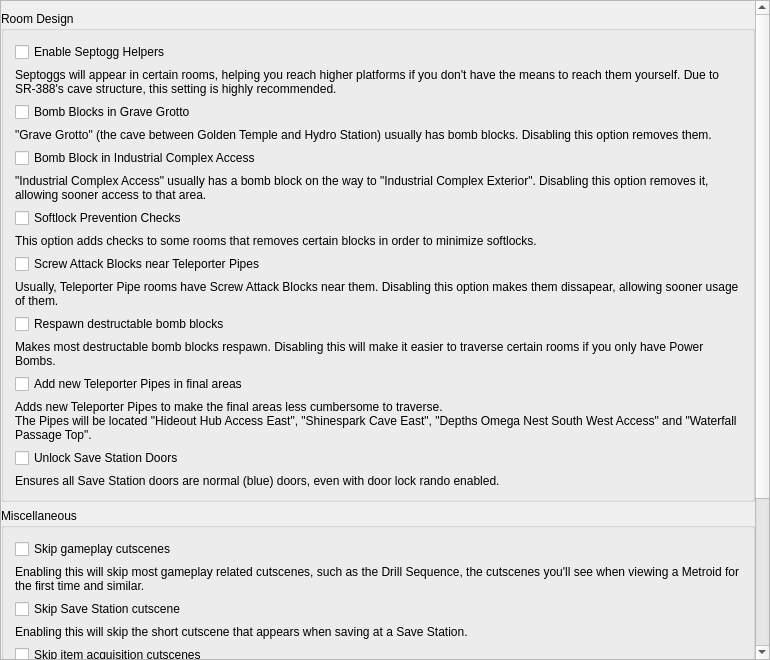
Above: randovania/gui/ui_files/preset_am2r_patches.ui from randovania/randovania before the change. Below: the same form after it.
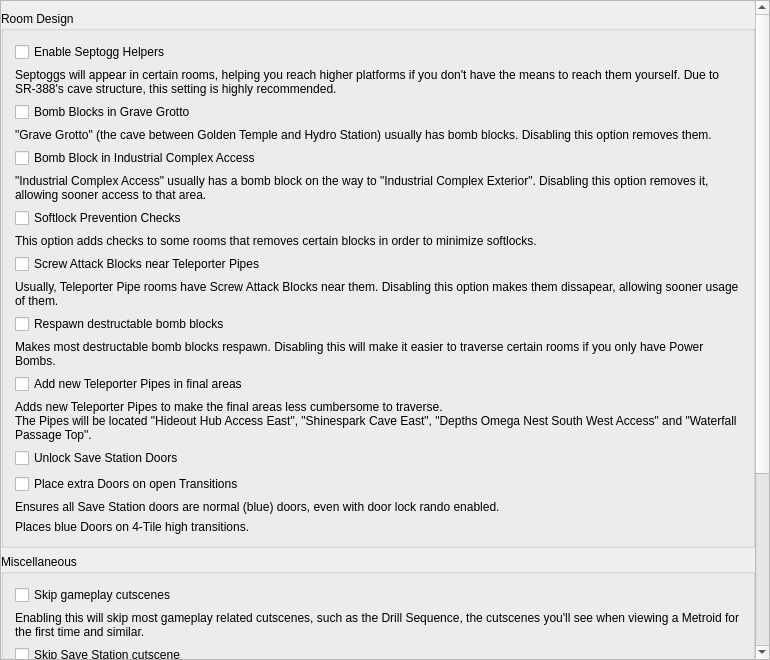
That is the form after the change.

Commit message: AM2R: Add option to place doors on 4tile transitions.

```diff
--- a/randovania/gui/ui_files/preset_am2r_patches.ui
+++ b/randovania/gui/ui_files/preset_am2r_patches.ui
@@ -208,6 +208,13 @@
              </property>
             </widget>
            </item>
+           <item>
+            <widget class="QCheckBox" name="extra_doors_check">
+             <property name="text">
+              <string>Place extra Doors on open Transitions</string>
+             </property>
+            </widget>
+           </item>
            <item>
             <widget class="QLabel" name="blue_save_doors_label">
              <property name="text">
@@ -215,6 +222,13 @@
              </property>
             </widget>
            </item>
+           <item>
+            <widget class="QLabel" name="extra_doors_label">
+             <property name="text">
+              <string>Places blue Doors on 4-Tile high transitions.</string>
+             </property>
+            </widget>
+           </item>
           </layout>
          </widget>
         </item>
```
The commit also changes 3 other files.
